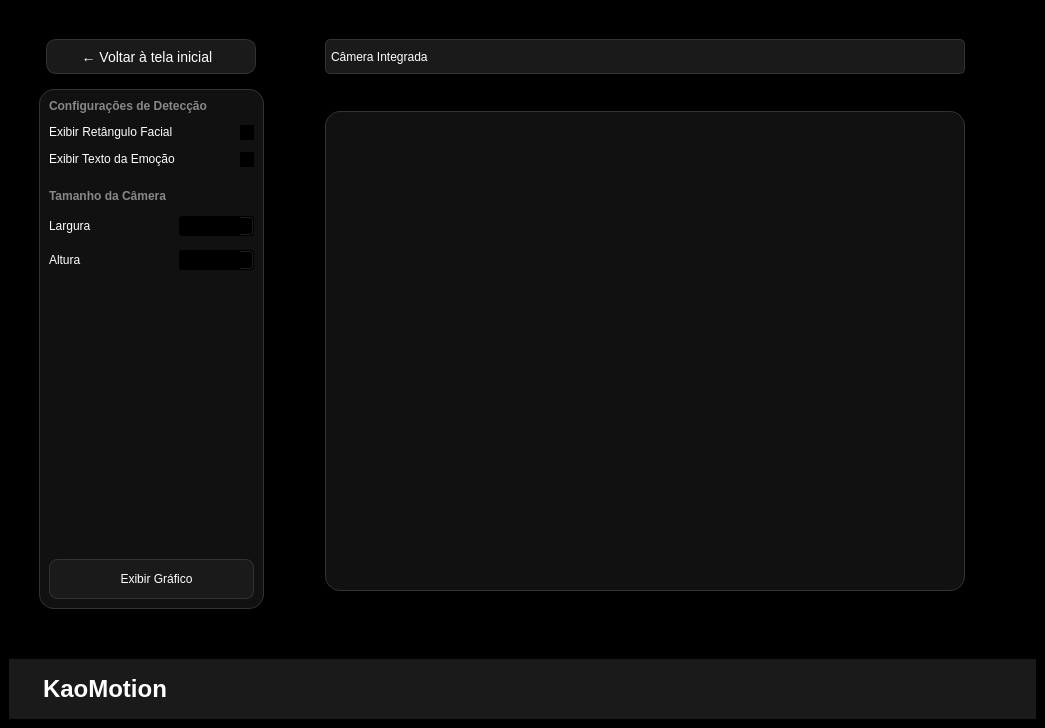
Old version of the form UIs/tela_webcam.ui in the repository EddiePricefield/FER-VISCOMP.
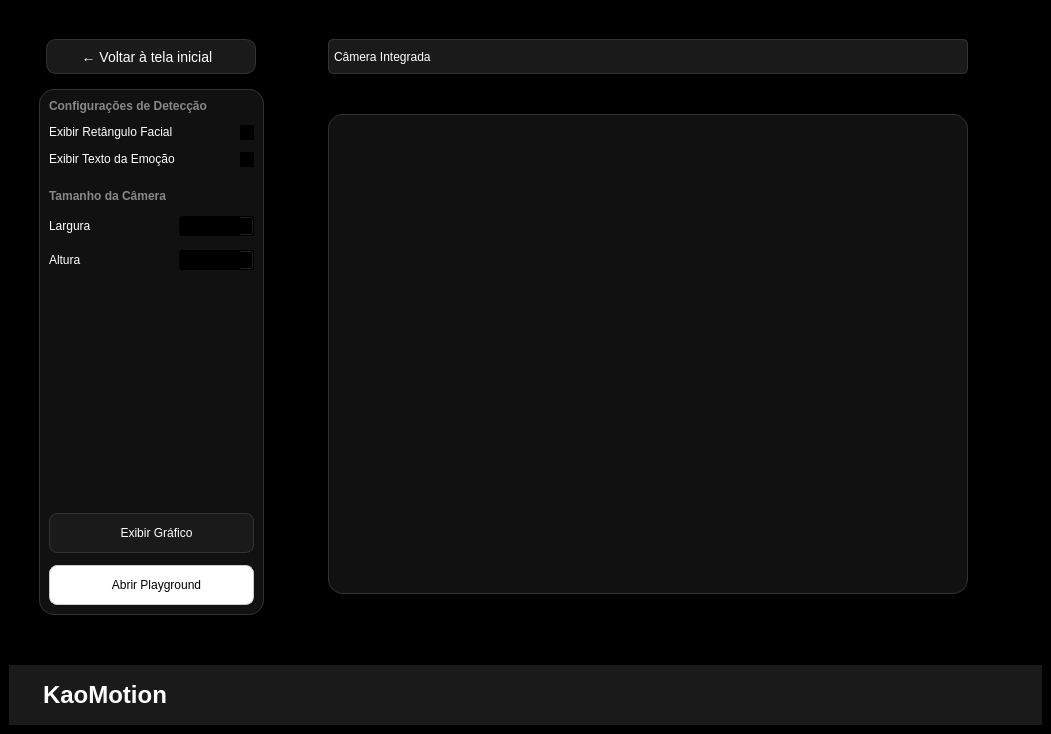
New version of the form.

Commit message:
Playground e UI
Implementação inicial do Playground e overhaul geral da ui da tela de início

Patch:
```diff
--- a/UIs/tela_webcam.ui
+++ b/UIs/tela_webcam.ui
@@ -6,8 +6,8 @@
    <rect>
     <x>0</x>
     <y>0</y>
-    <width>1045</width>
-    <height>728</height>
+    <width>1051</width>
+    <height>734</height>
    </rect>
   </property>
   <property name="windowTitle">
@@ -344,6 +344,33 @@
                </property>
               </widget>
              </item>
+             <item>
+              <widget class="QPushButton" name="btnPlayground">
+               <property name="minimumSize">
+                <size>
+                 <width>150</width>
+                 <height>40</height>
+                </size>
+               </property>
+               <property name="styleSheet">
+                <string notr="true">QPushButton {
+    background-color: white;
+    color: black;
+    border: 1px solid #ccc;
+    border-radius: 8px;
+    text-align: center;
+    padding-left: 10px;
+}
+
+QPushButton:hover {
+    background-color: #f0f0f0;
+}</string>
+               </property>
+               <property name="text">
+                <string>Abrir Playground</string>
+               </property>
+              </widget>
+             </item>
             </layout>
            </widget>
           </item>
```
The commit also changes 8 other files.
